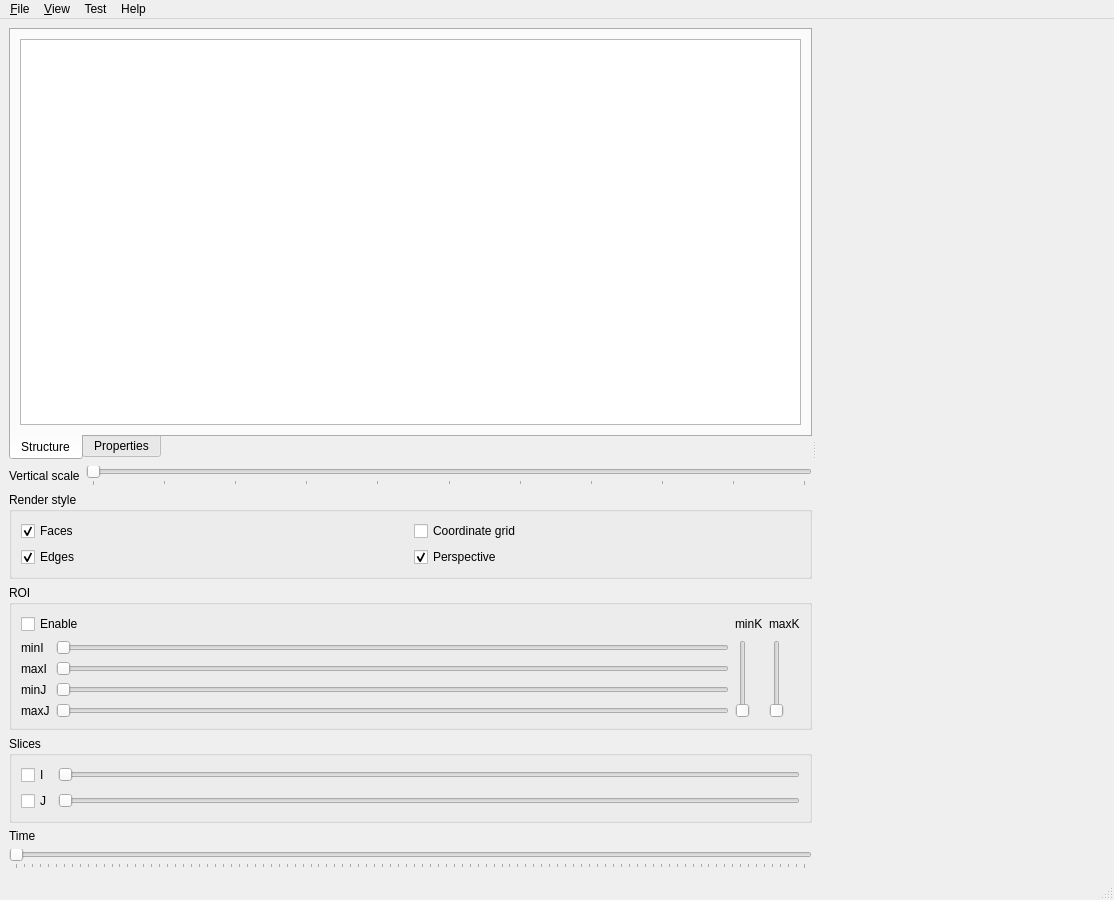
Qt form development/applications/4DPrototype/4DPrototype/MainWindow.ui (ArchanaKathiresanHub/Geosigns-Be-Basin-Modelling) before a commit.
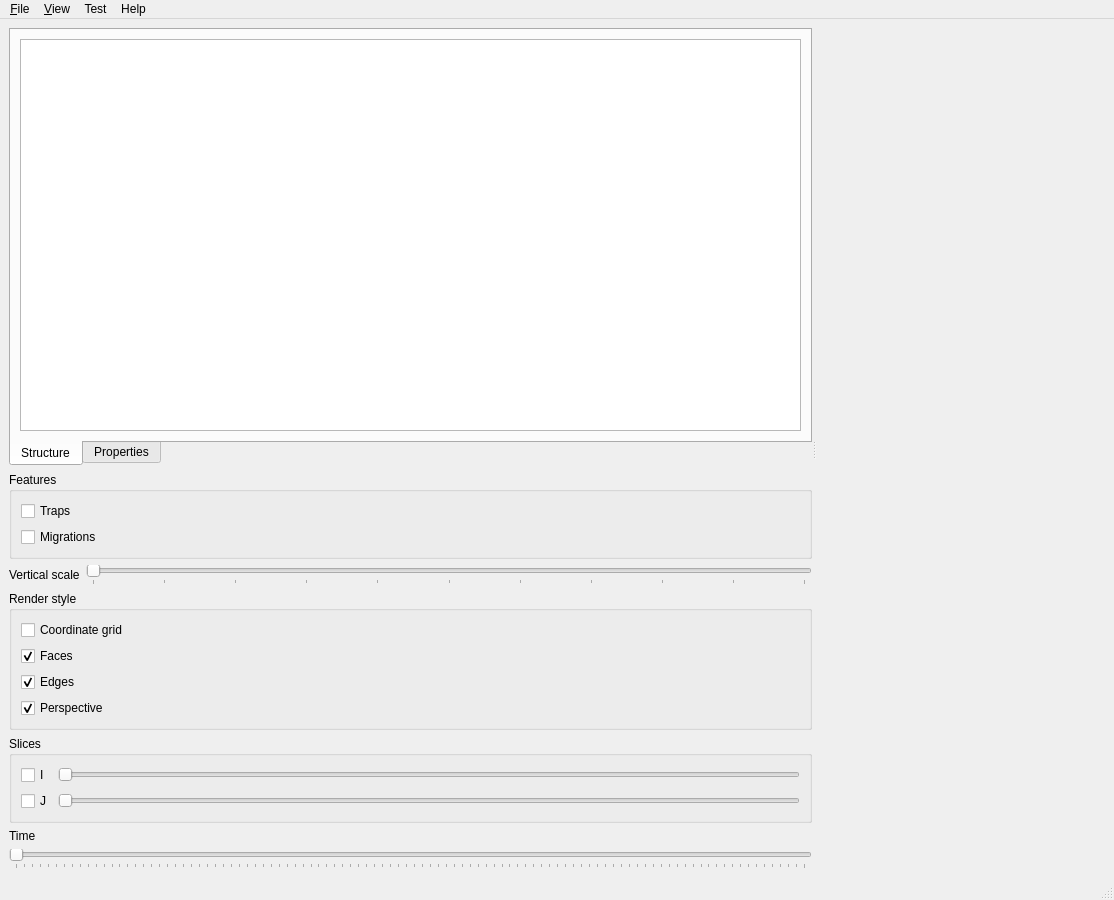
The same form after that commit. Custom widgets are drawn as their Qt base class.

```diff
--- a/development/applications/4DPrototype/4DPrototype/MainWindow.ui
+++ b/development/applications/4DPrototype/4DPrototype/MainWindow.ui
@@ -14,14 +14,14 @@
    <string>MainWindow</string>
   </property>
   <widget class="QWidget" name="centralwidget">
-   <layout class="QVBoxLayout" name="verticalLayout_5">
+   <layout class="QHBoxLayout" name="horizontalLayout_3">
     <item>
      <widget class="QSplitter" name="splitter">
       <property name="orientation">
        <enum>Qt::Horizontal</enum>
       </property>
-      <widget class="QWidget" name="layoutWidget">
-       <layout class="QVBoxLayout" name="verticalLayout_4">
+      <widget class="QWidget" name="">
+       <layout class="QVBoxLayout" name="verticalLayout_3">
         <item>
          <widget class="QTabWidget" name="tabWidget">
           <property name="tabPosition">
@@ -91,6 +91,29 @@
           </widget>
          </widget>
         </item>
+        <item>
+         <widget class="QGroupBox" name="groupBoxFeatures">
+          <property name="title">
+           <string>Features</string>
+          </property>
+          <layout class="QVBoxLayout" name="verticalLayout_2">
+           <item>
+            <widget class="QCheckBox" name="checkBoxTraps">
+             <property name="text">
+              <string>Traps</string>
+             </property>
+            </widget>
+           </item>
+           <item>
+            <widget class="QCheckBox" name="checkBoxMigrations">
+             <property name="text">
+              <string>Migrations</string>
+             </property>
+            </widget>
+           </item>
+          </layout>
+         </widget>
+        </item>
         <item>
          <layout class="QHBoxLayout" name="horizontalLayout_2">
           <item>
@@ -129,151 +152,44 @@
           <property name="title">
            <string>Render style</string>
           </property>
-          <layout class="QHBoxLayout" name="horizontalLayout_3">
+          <layout class="QVBoxLayout" name="verticalLayout_4">
            <item>
-            <layout class="QGridLayout" name="gridLayout_3">
-             <item row="0" column="0">
-              <widget class="QCheckBox" name="checkBoxDrawFaces">
-               <property name="text">
-                <string>Faces</string>
-               </property>
-               <property name="checked">
-                <bool>true</bool>
-               </property>
-              </widget>
-             </item>
-             <item row="0" column="1">
-              <widget class="QCheckBox" name="checkBoxDrawGrid">
-               <property name="text">
-                <string>Coordinate grid</string>
-               </property>
-              </widget>
-             </item>
-             <item row="1" column="0">
-              <widget class="QCheckBox" name="checkBoxDrawEdges">
-               <property name="text">
-                <string>Edges</string>
-               </property>
-               <property name="checked">
-                <bool>true</bool>
-               </property>
-              </widget>
-             </item>
-             <item row="1" column="1">
-              <widget class="QCheckBox" name="checkBoxPerspective">
-               <property name="enabled">
-                <bool>true</bool>
-               </property>
-               <property name="text">
-                <string>Perspective</string>
-               </property>
-               <property name="checked">
-                <bool>true</bool>
-               </property>
-              </widget>
-             </item>
-            </layout>
-           </item>
-          </layout>
-         </widget>
-        </item>
-        <item>
-         <widget class="QGroupBox" name="groupBoxROI">
-          <property name="enabled">
-           <bool>true</bool>
-          </property>
-          <property name="title">
-           <string>ROI</string>
-          </property>
-          <layout class="QGridLayout" name="gridLayout_2">
-           <item row="0" column="0" colspan="2">
-            <widget class="QCheckBox" name="checkBoxROI">
+            <widget class="QCheckBox" name="checkBoxDrawGrid">
              <property name="text">
-              <string>Enable</string>
+              <string>Coordinate grid</string>
              </property>
             </widget>
            </item>
-           <item row="0" column="2">
-            <widget class="QLabel" name="label_5">
+           <item>
+            <widget class="QCheckBox" name="checkBoxDrawFaces">
              <property name="text">
-              <string>minK</string>
+              <string>Faces</string>
              </property>
-            </widget>
-           </item>
-           <item row="0" column="3">
-            <widget class="QLabel" name="label_6">
-             <property name="text">
-              <string>maxK</string>
+             <property name="checked">
+              <bool>true</bool>
              </property>
             </widget>
            </item>
-           <item row="1" column="0">
-            <widget class="QLabel" name="label">
+           <item>
+            <widget class="QCheckBox" name="checkBoxDrawEdges">
              <property name="text">
-              <string>minI</string>
+              <string>Edges</string>
              </property>
-            </widget>
-           </item>
-           <item row="1" column="1">
-            <widget class="QSlider" name="sliderMinI">
-             <property name="orientation">
-              <enum>Qt::Horizontal</enum>
+             <property name="checked">
+              <bool>true</bool>
              </property>
             </widget>
            </item>
-           <item row="1" column="2" rowspan="4">
-            <widget class="QSlider" name="sliderMinK">
-             <property name="orientation">
-              <enum>Qt::Vertical</enum>
+           <item>
+            <widget class="QCheckBox" name="checkBoxPerspective">
+             <property name="enabled">
+              <bool>true</bool>
              </property>
-            </widget>
-           </item>
-           <item row="1" column="3" rowspan="4">
-            <widget class="QSlider" name="sliderMaxK">
-             <property name="orientation">
-              <enum>Qt::Vertical</enum>
-             </property>
-            </widget>
-           </item>
-           <item row="2" column="0">
-            <widget class="QLabel" name="label_2">
              <property name="text">
-              <string>maxI</string>
+              <string>Perspective</string>
              </property>
-            </widget>
-           </item>
-           <item row="2" column="1">
-            <widget class="QSlider" name="sliderMaxI">
-             <property name="orientation">
-              <enum>Qt::Horizontal</enum>
-             </property>
-            </widget>
-           </item>
-           <item row="3" column="0">
-            <widget class="QLabel" name="label_3">
-             <property name="text">
-              <string>minJ</string>
-             </property>
-            </widget>
-           </item>
-           <item row="3" column="1">
-            <widget class="QSlider" name="sliderMinJ">
-             <property name="orientation">
-              <enum>Qt::Horizontal</enum>
-             </property>
-            </widget>
-           </item>
-           <item row="4" column="0">
-            <widget class="QLabel" name="label_4">
-             <property name="text">
-              <string>maxJ</string>
-             </property>
-            </widget>
-           </item>
-           <item row="4" column="1">
-            <widget class="QSlider" name="sliderMaxJ">
-             <property name="orientation">
-              <enum>Qt::Horizontal</enum>
+             <property name="checked">
+              <bool>true</bool>
              </property>
             </widget>
            </item>
```
